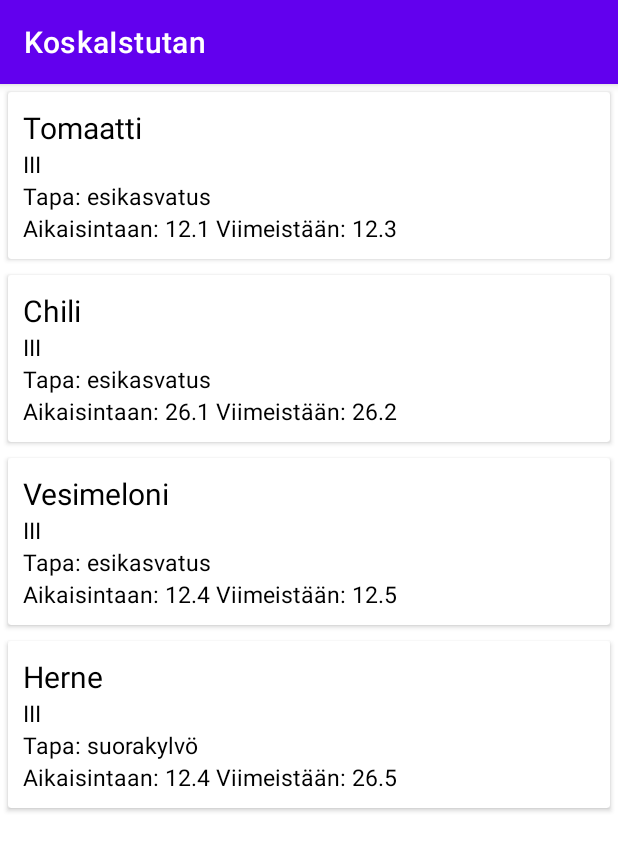
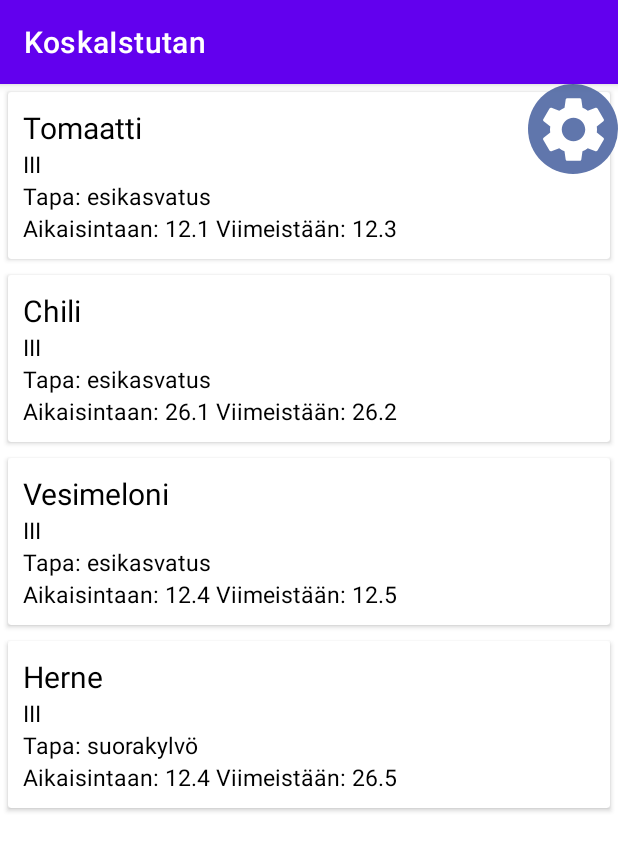
Before and after one commit to Vezki/OhjelmointiProjekti, an Android app: the IstutusAjat screen opened directly, with no data from a screen before it, on a phone screen of 412 x 824 dp. Shown: the top 851 px of the screen. Run offline under Robolectric (Android 15) with nearby library versions, the phone set to English and light mode, and no system bars.

Commit message:
Asetukset-nappi

```diff
--- a/Appi/app/src/main/java/com/plantsit/koskaistutan/IstutusAjat.java
+++ b/Appi/app/src/main/java/com/plantsit/koskaistutan/IstutusAjat.java
@@ -1,7 +1,12 @@
 package com.plantsit.koskaistutan;
 
+import android.content.Intent;
 import android.os.Build;
 import android.os.Bundle;
+import android.view.View;
+import android.widget.Button;
+import android.widget.ImageButton;
+
 import androidx.annotation.RequiresApi;
 import androidx.appcompat.app.AppCompatActivity;
 import androidx.recyclerview.widget.LinearLayoutManager;
@@ -34,6 +39,17 @@
     protected void onCreate(Bundle savedInstanceState) {
         super.onCreate(savedInstanceState);
         setContentView(R.layout.activity_istutusajat);
+
+        ImageButton btnAsetukset = findViewById(R.id.btnAsetukset);
+
+
+        btnAsetukset.setOnClickListener(new View.OnClickListener(){
+            @Override
+            public void onClick(View view) {
+                startActivity(new Intent(IstutusAjat.this, AlueValinta.class));
+            }
+            });
+
 
         recyclerView = findViewById(R.id.recyclerView);
 
--- /dev/null
+++ b/Appi/app/src/main/res/drawable/ic_settings_foreground.xml
@@ -0,0 +1,15 @@
+<vector xmlns:android="http://schemas.android.com/apk/res/android"
+    android:width="90dp"
+    android:height="90dp"
+    android:viewportWidth="108"
+    android:viewportHeight="108"
+    android:tint="#FFFFFF">
+  <group android:scaleX="2.61"
+      android:scaleY="2.61"
+      android:translateX="22.68"
+      android:translateY="22.68">
+    <path
+        android:fillColor="@android:color/white"
+        android:pathData="M19.14,12.94c0.04,-0.3 0.06,-0.61 0.06,-0.94c0,-0.32 -0.02,-0.64 -0.07,-0.94l2.03,-1.58c0.18,-0.14 0.23,-0.41 0.12,-0.61l-1.92,-3.32c-0.12,-0.22 -0.37,-0.29 -0.59,-0.22l-2.39,0.96c-0.5,-0.38 -1.03,-0.7 -1.62,-0.94L14.4,2.81c-0.04,-0.24 -0.24,-0.41 -0.48,-0.41h-3.84c-0.24,0 -0.43,0.17 -0.47,0.41L9.25,5.35C8.66,5.59 8.12,5.92 7.63,6.29L5.24,5.33c-0.22,-0.08 -0.47,0 -0.59,0.22L2.74,8.87C2.62,9.08 2.66,9.34 2.86,9.48l2.03,1.58C4.84,11.36 4.8,11.69 4.8,12s0.02,0.64 0.07,0.94l-2.03,1.58c-0.18,0.14 -0.23,0.41 -0.12,0.61l1.92,3.32c0.12,0.22 0.37,0.29 0.59,0.22l2.39,-0.96c0.5,0.38 1.03,0.7 1.62,0.94l0.36,2.54c0.05,0.24 0.24,0.41 0.48,0.41h3.84c0.24,0 0.44,-0.17 0.47,-0.41l0.36,-2.54c0.59,-0.24 1.13,-0.56 1.62,-0.94l2.39,0.96c0.22,0.08 0.47,0 0.59,-0.22l1.92,-3.32c0.12,-0.22 0.07,-0.47 -0.12,-0.61L19.14,12.94zM12,15.6c-1.98,0 -3.6,-1.62 -3.6,-3.6s1.62,-3.6 3.6,-3.6s3.6,1.62 3.6,3.6S13.98,15.6 12,15.6z"/>
+  </group>
+</vector>
--- a/Appi/app/src/main/res/layout/activity_istutusajat.xml
+++ b/Appi/app/src/main/res/layout/activity_istutusajat.xml
@@ -4,12 +4,36 @@
     xmlns:tools="http://schemas.android.com/tools"
     android:layout_width="match_parent"
     android:layout_height="match_parent"
-    tools:context=".IstutusAjat"
-    android:orientation="horizontal">
+    android:orientation="vertical"
+    tools:context=".IstutusAjat">
 
-    <androidx.recyclerview.widget.RecyclerView
-        android:id="@+id/recyclerView"
+    <androidx.constraintlayout.widget.ConstraintLayout
         android:layout_width="match_parent"
-        android:layout_height="match_parent" />
+        android:layout_height="match_parent">
+
+        <androidx.recyclerview.widget.RecyclerView
+            android:id="@+id/recyclerView"
+            android:layout_width="match_parent"
+            android:layout_height="match_parent"
+            app:layout_constraintBottom_toBottomOf="parent"
+            app:layout_constraintEnd_toEndOf="parent"
+            app:layout_constraintStart_toStartOf="parent"
+            app:layout_constraintTop_toTopOf="parent">
+
+        </androidx.recyclerview.widget.RecyclerView>
+
+        <ImageButton
+            android:id="@+id/btnAsetukset"
+            android:layout_width="60dp"
+            android:layout_height="60dp"
+            android:background="@drawable/pyorea_nappi_bg"
+            app:layout_constraintBottom_toBottomOf="parent"
+            app:layout_constraintEnd_toEndOf="@+id/recyclerView"
+            app:layout_constraintHorizontal_bias="1.0"
+            app:layout_constraintStart_toStartOf="parent"
+            app:layout_constraintTop_toTopOf="parent"
+            app:layout_constraintVertical_bias="0.0"
+            app:srcCompat="@drawable/ic_settings_foreground" />
+    </androidx.constraintlayout.widget.ConstraintLayout>
 
 </LinearLayout>
--- /dev/null
+++ b/Appi/app/src/main/res/mipmap-anydpi-v26/ic_settings.xml
@@ -0,0 +1,5 @@
+<?xml version="1.0" encoding="utf-8"?>
+<adaptive-icon xmlns:android="http://schemas.android.com/apk/res/android">
+    <background android:drawable="@drawable/ic_settings_background"/>
+    <foreground android:drawable="@drawable/ic_settings_foreground"/>
+</adaptive-icon>
--- /dev/null
+++ b/Appi/app/src/main/res/mipmap-anydpi-v26/ic_settings_round.xml
@@ -0,0 +1,5 @@
+<?xml version="1.0" encoding="utf-8"?>
+<adaptive-icon xmlns:android="http://schemas.android.com/apk/res/android">
+    <background android:drawable="@drawable/ic_settings_background"/>
+    <foreground android:drawable="@drawable/ic_settings_foreground"/>
+</adaptive-icon>
```
Also changed, not shown: Appi/app/src/main/res/drawable/ic_settings_background.xml (added, +74 -0 lines), Appi/app/src/main/ic_settings-playstore.png (added), Appi/app/src/main/res/mipmap-hdpi/ic_settings.png (added), Appi/app/src/main/res/mipmap-hdpi/ic_settings_round.png (added), Appi/app/src/main/res/mipmap-mdpi/ic_settings.png (added), Appi/app/src/main/res/mipmap-mdpi/ic_settings_round.png (added), Appi/app/src/main/res/mipmap-xhdpi/ic_settings.png (added), Appi/app/src/main/res/mipmap-xhdpi/ic_settings_round.png (added), Appi/app/src/main/res/mipmap-xxhdpi/ic_settings.png (added), Appi/app/src/main/res/mipmap-xxhdpi/ic_settings_round.png (added), Appi/app/src/main/res/mipmap-xxxhdpi/ic_settings.png (added), Appi/app/src/main/res/mipmap-xxxhdpi/ic_settings_round.png (added).
